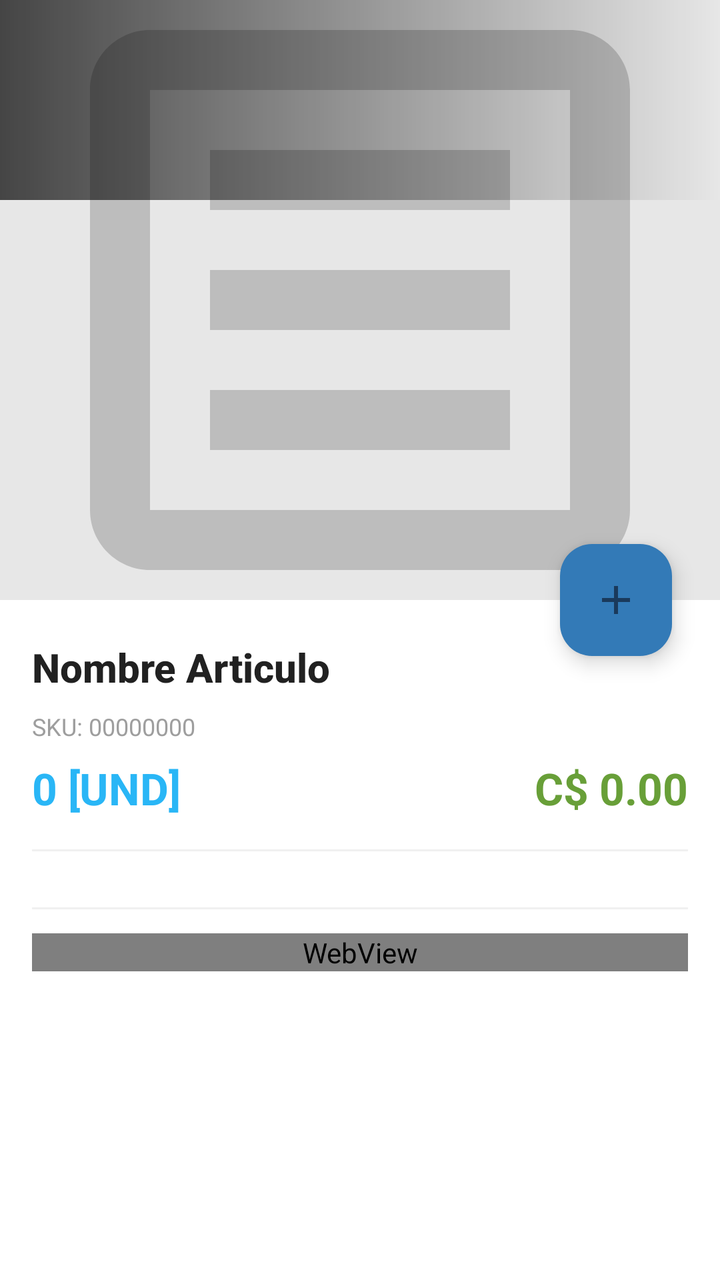
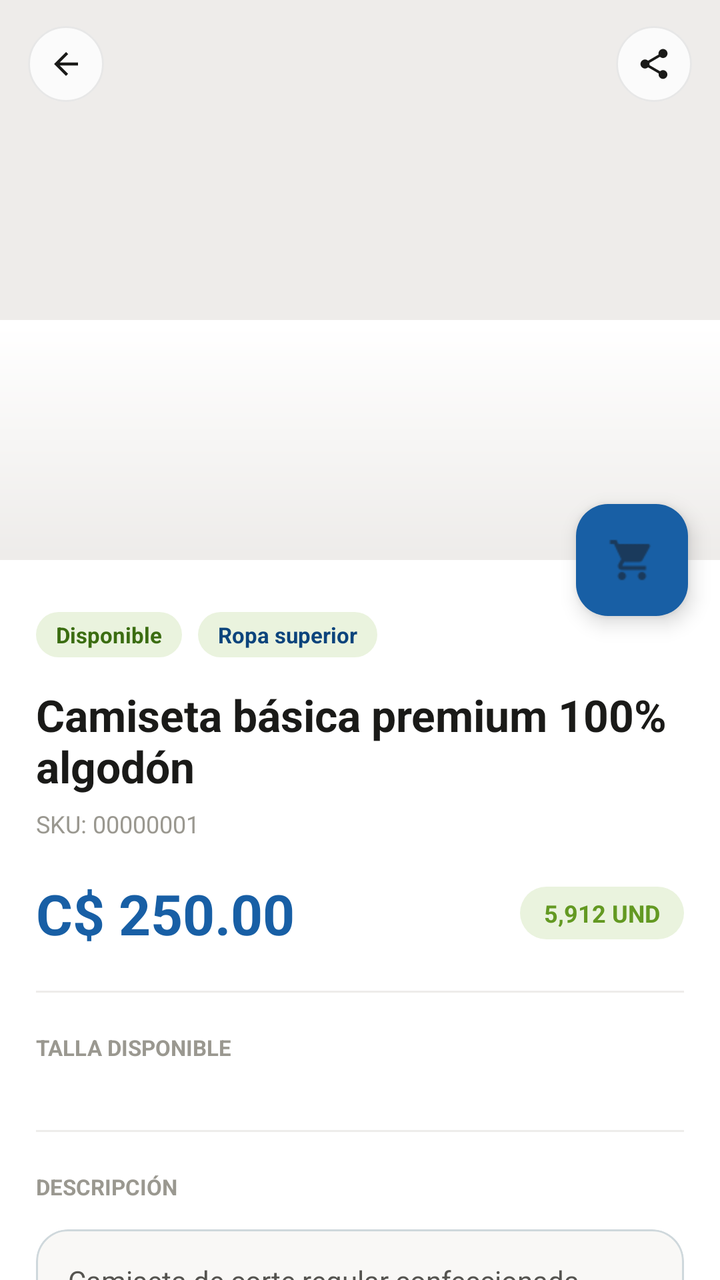

Screens rendered from an Android XML layout before and after an edit, with the pre-edit source and the edit as a unified diff.
<!-- AndroidManifest.xml: application theme Theme.GMV -->
<!-- res/layout/activity_product_detail.xml -->
<?xml version="1.0" encoding="utf-8"?>
<androidx.coordinatorlayout.widget.CoordinatorLayout xmlns:android="http://schemas.android.com/apk/res/android"
    xmlns:app="http://schemas.android.com/apk/res-auto"
    android:id="@+id/main"
    android:layout_width="match_parent"
    android:layout_height="match_parent"
    android:fitsSystemWindows="true">

    <com.google.android.material.appbar.AppBarLayout
        android:id="@+id/app_bar_layout"
        android:layout_width="match_parent"
        android:layout_height="300dp"
        android:fitsSystemWindows="true"
        android:theme="@style/ThemeOverlay.AppCompat.Dark.ActionBar">

        <com.google.android.material.appbar.CollapsingToolbarLayout
            android:id="@+id/collapsing_toolbar"
            android:layout_width="match_parent"
            android:layout_height="match_parent"
            android:fitsSystemWindows="true"
            app:contentScrim="@android:color/white"
            app:expandedTitleTextAppearance="@style/TextAppearance.AppCompat.Title"
            app:layout_scrollFlags="scroll|enterAlwaysCollapsed"
            app:statusBarScrim="@android:color/white"
            app:titleEnabled="false">

            <ImageView
                android:id="@+id/product_image"
                android:layout_width="match_parent"
                android:layout_height="match_parent"
                android:fitsSystemWindows="true"
                android:scaleType="centerCrop"
                android:src="@drawable/img_empty_history"
                app:layout_collapseMode="parallax" />

            <View
                android:layout_width="match_parent"
                android:layout_height="100dp"
                android:background="@drawable/bg_gradient"
                android:fitsSystemWindows="true"
                android:rotation="180" />

            <FrameLayout
                android:layout_width="match_parent"
                android:layout_height="wrap_content">

                <androidx.appcompat.widget.Toolbar
                    android:id="@+id/toolbar"
                    android:layout_width="match_parent"
                    android:layout_height="?attr/actionBarSize"
                    app:contentInsetStartWithNavigation="0dp"
                    app:popupTheme="@style/ThemeOverlay.AppCompat.Light" />

            </FrameLayout>

        </com.google.android.material.appbar.CollapsingToolbarLayout>

    </com.google.android.material.appbar.AppBarLayout>

    <androidx.core.widget.NestedScrollView
        android:layout_width="match_parent"
        android:layout_height="match_parent"
        android:background="@android:color/white"
        android:clipToPadding="false"
        android:scrollbars="none"
        android:scrollingCache="true"
        app:layout_behavior="@string/appbar_scrolling_view_behavior">

        <LinearLayout
            android:layout_width="match_parent"
            android:layout_height="wrap_content"
            android:orientation="vertical"
            android:padding="@dimen/spacing_large">

            <TextView
                android:id="@+id/product_name"
                android:layout_width="match_parent"
                android:layout_height="wrap_content"
                android:layout_marginTop="@dimen/spacing_small"
                android:fontFamily="sans-serif-medium"
                android:text="Nombre Articulo"
                android:textColor="@color/grey_90"
                android:textSize="20sp"
                android:textStyle="bold" />

            <TextView
                android:id="@+id/id_sku_product"
                android:layout_width="wrap_content"
                android:layout_height="wrap_content"
                android:layout_marginTop="@dimen/spacing_medium"
                android:text="SKU: 00000000"
                android:textAppearance="@style/TextAppearance.AppCompat.Caption"
                android:textColor="@color/grey_40" />

            <LinearLayout
                android:layout_width="match_parent"
                android:layout_height="wrap_content"
                android:gravity="center_vertical"
                android:orientation="horizontal"
                android:layout_marginTop="@dimen/spacing_medium">

                <TextView
                    android:id="@+id/product_quantity"
                    android:layout_width="wrap_content"
                    android:layout_height="wrap_content"
                    android:text="0 [UND]"
                    android:textAppearance="@style/TextAppearance.AppCompat.Large"
                    android:textColor="@color/light_blue_400"
                    android:textStyle="bold" />

                <View
                    android:layout_width="0dp"
                    android:layout_height="0dp"
                    android:layout_weight="1" />

                <TextView
                    android:id="@+id/product_price"
                    android:layout_width="wrap_content"
                    android:layout_height="wrap_content"
                    android:text="C$ 0.00"
                    android:textAppearance="@style/TextAppearance.AppCompat.Large"
                    android:textColor="@color/light_green_700"
                    android:textStyle="bold" />

            </LinearLayout>

            <View
                android:layout_width="match_parent"
                android:layout_height="1dp"
                android:layout_marginVertical="@dimen/spacing_large"
                android:background="@color/grey_10" />

            
            <LinearLayout
                android:layout_width="match_parent"
                android:layout_height="wrap_content"
                android:orientation="horizontal">

                <androidx.recyclerview.widget.RecyclerView
                    android:id="@+id/recycler_bonificado"
                    android:layout_width="match_parent"
                    android:layout_height="wrap_content"
                    android:scrollbars="horizontal"
                    android:scrollingCache="true" />

            </LinearLayout>

            <View
                android:layout_width="match_parent"
                android:layout_height="1dp"
                android:layout_marginVertical="@dimen/spacing_middle"
                android:background="@color/grey_10" />

            
            <LinearLayout
                android:layout_width="match_parent"
                android:layout_height="wrap_content"
                android:orientation="vertical">

                <WebView
                    android:id="@+id/product_description"
                    android:layout_width="match_parent"
                    android:layout_height="wrap_content"
                    android:scrollbars="none" />

            </LinearLayout>

            <View
                android:layout_width="0dp"
                android:layout_height="@dimen/spacing_middle" />

        </LinearLayout>

    </androidx.core.widget.NestedScrollView>

    <com.google.android.material.floatingactionbutton.FloatingActionButton
        android:id="@+id/btn_cart"
        android:layout_width="wrap_content"
        android:layout_height="wrap_content"
        android:layout_margin="@dimen/spacing_mlarge"
        android:clickable="true"
        android:tint="@android:color/white"
        app:backgroundTint="@color/colorAccent"
        app:fabSize="normal"
        app:layout_anchor="@id/app_bar_layout"
        app:layout_anchorGravity="bottom|right|end"
        app:srcCompat="@drawable/ic_add" />

</androidx.coordinatorlayout.widget.CoordinatorLayout>
<!-- resources referenced by this layout -->
<resources>
  <color name="colorAccent">@color/primary</color>
  <color name="grey_10">#F0F0F0</color>
  <color name="grey_40">#9E9E9E</color>
  <color name="grey_90">#212121</color>
  <color name="light_blue_400">#29B6F6</color>
  <color name="light_green_700">#689F38</color>
  <dimen name="spacing_large">16dp</dimen>
  <dimen name="spacing_medium">8dp</dimen>
  <dimen name="spacing_middle">12dp</dimen>
  <dimen name="spacing_mlarge">24dp</dimen>
  <dimen name="spacing_small">4dp</dimen>
  <!-- drawable bg_gradient (drawable) -->
  <?xml version="1.0" encoding="utf-8"?>
  <shape xmlns:android="http://schemas.android.com/apk/res/android"
      android:shape="rectangle">
      <gradient
          android:angle="180"
          android:endColor="#00FFFFFF"
          android:startColor="#B3000000" />
  </shape>
  <!-- drawable ic_add (drawable) -->
  <?xml version="1.0" encoding="utf-8"?>
  <vector xmlns:android="http://schemas.android.com/apk/res/android"
      android:width="24dp"
      android:height="24dp"
      android:viewportWidth="24"
      android:viewportHeight="24">
      <path
          android:fillColor="@android:color/white"
          android:pathData="M19,13h-6v6h-2v-6H5v-2h6V5h2v6h6v2z" />
  </vector>
  <!-- drawable img_empty_history (drawable) -->
  <?xml version="1.0" encoding="utf-8"?>
  <vector xmlns:android="http://schemas.android.com/apk/res/android"
      android:width="120dp"
      android:height="120dp"
      android:viewportWidth="24"
      android:viewportHeight="24"
      android:tint="#BDBDBD">
      <path
          android:fillColor="@android:color/white"
          android:pathData="M19,3H5C3.9,3 3,3.9 3,5v14c0,1.1 0.9,2 2,2h14c1.1,0 2,-0.9 2,-2V5C21,3.9 20.1,3 19,3zM19,19H5V5h14V19zM17,17H7v-2h10V17zM17,13H7v-2h10V13zM17,9H7V7h10V9z" />
  </vector>
  <style name="Theme.GMV" parent="Base.Theme.GMV" />
  <color name="primary">#337AB7</color>
  <color name="on_primary">#FFFFFF</color>
  <color name="primary_container">#D6E4F0</color>
  <color name="on_primary_container">#1A3A5C</color>
  <color name="secondary">#3A539B</color>
  <color name="on_secondary">#FFFFFF</color>
  <color name="secondary_container">#D6DCE8</color>
  <color name="on_secondary_container">#1C2A5C</color>
  <color name="tertiary">#7E57C2</color>
  <color name="on_tertiary">#FFFFFF</color>
  <color name="tertiary_container">#EDE7F6</color>
  <color name="on_tertiary_container">#311B92</color>
  <color name="error">#EF5350</color>
  <color name="on_error">#FFFFFF</color>
  <color name="error_container">#FFEBEE</color>
  <color name="on_error_container">#B71C1C</color>
  <color name="background">#F2F2F2</color>
  <color name="on_background">#000000</color>
  <color name="surface">#E7E7E7</color>
  <color name="on_surface">#000000</color>
  <color name="surface_variant">#D4D4D4</color>
  <color name="on_surface_variant">#535353</color>
  <color name="outline">#B0BEC5</color>
  <color name="outline_variant">#CFD8DC</color>
  <style name="TextAppearance.M3.TitleLarge">
          <item name="android:textSize">22sp</item>
          <item name="android:letterSpacing">0</item>
          <item name="android:lineHeight">28sp</item>
          <item name="android:fontFamily">sans-serif</item>
      </style>
  <style name="TextAppearance.M3.BodySmall">
          <item name="android:textSize">12sp</item>
          <item name="android:letterSpacing">0.4</item>
          <item name="android:lineHeight">16sp</item>
          <item name="android:fontFamily">sans-serif</item>
      </style>
  <!-- unchanged entries left out for length: 14 -->
</resources>

<!-- the commit's change to res/layout/activity_product_detail.xml (unified diff, before → after) -->
@@ -1,57 +1,101 @@
 <?xml version="1.0" encoding="utf-8"?>
-<androidx.coordinatorlayout.widget.CoordinatorLayout xmlns:android="http://schemas.android.com/apk/res/android"
+<androidx.coordinatorlayout.widget.CoordinatorLayout
+    xmlns:android="http://schemas.android.com/apk/res/android"
     xmlns:app="http://schemas.android.com/apk/res-auto"
+    xmlns:tools="http://schemas.android.com/tools"
     android:id="@+id/main"
     android:layout_width="match_parent"
     android:layout_height="match_parent"
+    android:background="#F5F5F7"
     android:fitsSystemWindows="true">
 
     <com.google.android.material.appbar.AppBarLayout
         android:id="@+id/app_bar_layout"
         android:layout_width="match_parent"
-        android:layout_height="300dp"
+        android:layout_height="wrap_content"
         android:fitsSystemWindows="true"
         android:theme="@style/ThemeOverlay.AppCompat.Dark.ActionBar">
 
         <com.google.android.material.appbar.CollapsingToolbarLayout
-            android:id="@+id/collapsing_toolbar"
             android:layout_width="match_parent"
-            android:layout_height="match_parent"
+            android:layout_height="280dp"
             android:fitsSystemWindows="true"
             app:contentScrim="@android:color/white"
-            app:expandedTitleTextAppearance="@style/TextAppearance.AppCompat.Title"
-            app:layout_scrollFlags="scroll|enterAlwaysCollapsed"
+            app:layout_scrollFlags="scroll|exitUntilCollapsed"
             app:statusBarScrim="@android:color/white"
             app:titleEnabled="false">
 
             <ImageView
-                android:id="@+id/product_image"
+                android:id="@+id/imgProduct"
                 android:layout_width="match_parent"
                 android:layout_height="match_parent"
+                android:background="#EEECEA"
                 android:fitsSystemWindows="true"
                 android:scaleType="centerCrop"
-                android:src="@drawable/img_empty_history"
-                app:layout_collapseMode="parallax" />
-
+                android:src="@drawable/ic_placeholder_product"
+                app:layout_collapseMode="parallax"
+                tools:ignore="ContentDescription" />
+
+            
             <View
                 android:layout_width="match_parent"
-                android:layout_height="100dp"
-                android:background="@drawable/bg_gradient"
-                android:fitsSystemWindows="true"
-                android:rotation="180" />
-
-            <FrameLayout
-                android:layout_width="match_parent"
-                android:layout_height="wrap_content">
-
-                <androidx.appcompat.widget.Toolbar
-                    android:id="@+id/toolbar"
-                    android:layout_width="match_parent"
-                    android:layout_height="?attr/actionBarSize"
-                    app:contentInsetStartWithNavigation="0dp"
-                    app:popupTheme="@style/ThemeOverlay.AppCompat.Light" />
-
-            </FrameLayout>
+                android:layout_height="120dp"
+                android:layout_gravity="bottom"
+                android:background="@drawable/bg_gradient_bottom"
+                app:layout_collapseMode="pin" />
+
+            
+            <LinearLayout
+                android:layout_width="match_parent"
+                android:layout_height="?attr/actionBarSize"
+                android:layout_gravity="top"
+                android:gravity="center_vertical"
+                android:orientation="horizontal"
+                android:paddingHorizontal="14dp"
+                app:layout_collapseMode="pin">
+
+                <com.google.android.material.card.MaterialCardView
+                    android:id="@+id/btnBack"
+                    android:layout_width="38dp"
+                    android:layout_height="38dp"
+                    app:cardBackgroundColor="#CCFFFFFF"
+                    app:cardCornerRadius="19dp"
+                    app:cardElevation="0dp"
+                    app:strokeColor="#14000000"
+                    app:strokeWidth="1dp">
+
+                    <ImageView
+                        android:layout_width="18dp"
+                        android:layout_height="18dp"
+                        android:layout_gravity="center"
+                        android:src="@drawable/ic_arrow_back"
+                        app:tint="#1A1A18" />
+                </com.google.android.material.card.MaterialCardView>
+
+                <View
+                    android:layout_width="0dp"
+                    android:layout_height="1dp"
+                    android:layout_weight="1" />
+
+                <com.google.android.material.card.MaterialCardView
+                    android:id="@+id/btnShare"
+                    android:layout_width="38dp"
+                    android:layout_height="38dp"
+                    app:cardBackgroundColor="#CCFFFFFF"
+                    app:cardCornerRadius="19dp"
+                    app:cardElevation="0dp"
+                    app:strokeColor="#14000000"
+                    app:strokeWidth="1dp">
+
+                    <ImageView
+                        android:layout_width="18dp"
+                        android:layout_height="18dp"
+                        android:layout_gravity="center"
+                        android:src="@drawable/ic_share"
+                        app:tint="#1A1A18" />
+                </com.google.android.material.card.MaterialCardView>
+
+            </LinearLayout>
 
         </com.google.android.material.appbar.CollapsingToolbarLayout>
 
@@ -63,127 +107,208 @@
         android:background="@android:color/white"
         android:clipToPadding="false"
         android:scrollbars="none"
-        android:scrollingCache="true"
         app:layout_behavior="@string/appbar_scrolling_view_behavior">
 
         <LinearLayout
             android:layout_width="match_parent"
             android:layout_height="wrap_content"
             android:orientation="vertical"
-            android:padding="@dimen/spacing_large">
-
-            <TextView
-                android:id="@+id/product_name"
-                android:layout_width="match_parent"
-                android:layout_height="wrap_content"
-                android:layout_marginTop="@dimen/spacing_small"
-                android:fontFamily="sans-serif-medium"
-                android:text="Nombre Articulo"
-                android:textColor="@color/grey_90"
-                android:textSize="20sp"
+            android:paddingHorizontal="18dp"
+            android:paddingTop="26dp"
+            android:paddingBottom="24dp">
+
+            
+            <LinearLayout
+                android:layout_width="wrap_content"
+                android:layout_height="wrap_content"
+                android:orientation="horizontal">
+
+                <TextView
+                    android:layout_width="wrap_content"
+                    android:layout_height="wrap_content"
+                    android:background="@drawable/bg_badge_green"
+                    android:paddingHorizontal="10dp"
+                    android:paddingVertical="4dp"
+                    android:text="Disponible"
+                    android:textColor="#3B6D11"
+                    android:textSize="11sp"
+                    android:textStyle="bold" />
+
+                <TextView
+                    android:layout_width="wrap_content"
+                    android:layout_height="wrap_content"
+                    android:layout_marginStart="8dp"
+                    android:background="@drawable/bg_badge_blue"
+                    android:paddingHorizontal="10dp"
+                    android:paddingVertical="4dp"
+                    android:text="Ropa superior"
+                    android:textColor="#0C447C"
+                    android:textSize="11sp"
+                    android:textStyle="bold" />
+            </LinearLayout>
+
+            
+            <TextView
+                android:id="@+id/productName"
+                android:layout_width="match_parent"
+                android:layout_height="wrap_content"
+                android:layout_marginTop="14dp"
+                android:text="Camiseta básica premium 100% algodón"
+                android:textColor="#1A1A18"
+                android:textSize="22sp"
                 android:textStyle="bold" />
 
-            <TextView
-                android:id="@+id/id_sku_product"
+            
+            <TextView
+                android:id="@+id/productSku"
                 android:layout_width="wrap_content"
                 android:layout_height="wrap_content"
-                android:layout_marginTop="@dimen/spacing_medium"
-                android:text="SKU: 00000000"
-                android:textAppearance="@style/TextAppearance.AppCompat.Caption"
-                android:textColor="@color/grey_40" />
-
+                android:layout_marginTop="6dp"
+                android:text="SKU: 00000001"
+                android:textColor="#9A9890"
+                android:textSize="12sp" />
+
+            
             <LinearLayout
                 android:layout_width="match_parent"
                 android:layout_height="wrap_content"
+                android:layout_marginTop="18dp"
                 android:gravity="center_vertical"
-                android:orientation="horizontal"
-                android:layout_marginTop="@dimen/spacing_medium">
-
-                <TextView
-                    android:id="@+id/product_quantity"
+                android:orientation="horizontal">
+
+                <TextView
+                    android:id="@+id/productPrice"
+                    android:layout_width="0dp"
+                    android:layout_height="wrap_content"
+                    android:layout_weight="1"
+                    android:text="C$ 250.00"
+                    android:textColor="#185FA5"
+                    android:textSize="28sp"
+                    android:textStyle="bold" />
+
+                <TextView
+                    android:id="@+id/productQuantity"
                     android:layout_width="wrap_content"
                     android:layout_height="wrap_content"
-                    android:text="0 [UND]"
-                    android:textAppearance="@style/TextAppearance.AppCompat.Large"
-                    android:textColor="@color/light_blue_400"
+                    android:background="@drawable/bg_stock"
+                    android:paddingHorizontal="12dp"
+                    android:paddingVertical="5dp"
+                    android:text="5,912 UND"
+                    android:textColor="#639922"
+                    android:textSize="12sp"
                     android:textStyle="bold" />
-
-                <View
-                    android:layout_width="0dp"
-                    android:layout_height="0dp"
-                    android:layout_weight="1" />
-
-                <TextView
-                    android:id="@+id/product_price"
+            </LinearLayout>
+
+            
+            <View
+                android:layout_width="match_parent"
+                android:layout_height="1dp"
+                android:layout_marginVertical="20dp"
+                android:background="#EEECEA" />
+
+            
+            <TextView
+                android:layout_width="wrap_content"
+                android:layout_height="wrap_content"
+                android:text="TALLA DISPONIBLE"
+                android:textAllCaps="true"
+                android:textColor="#9A9890"
+                android:textSize="11sp"
+                android:textStyle="bold" />
+
+            <HorizontalScrollView
+                android:layout_width="match_parent"
+                android:layout_height="wrap_content"
+                android:layout_marginTop="14dp"
+                android:scrollbars="none">
+
+                <LinearLayout
+                    android:id="@+id/bonusContainer"
                     android:layout_width="wrap_content"
                     android:layout_height="wrap_content"
-                    android:text="C$ 0.00"
-                    android:textAppearance="@style/TextAppearance.AppCompat.Large"
-                    android:textColor="@color/light_green_700"
-                    android:textStyle="bold" />
-
-            </LinearLayout>
-
+                    android:orientation="horizontal" />
+
+            </HorizontalScrollView>
+
+            
             <View
                 android:layout_width="match_parent"
                 android:layout_height="1dp"
-                android:layout_marginVertical="@dimen/spacing_large"
-                android:background="@color/grey_10" />
-
-            
-            <LinearLayout
-                android:layout_width="match_parent"
-                android:layout_height="wrap_content"
-                android:orientation="horizontal">
-
-                <androidx.recyclerview.widget.RecyclerView
-                    android:id="@+id/recycler_bonificado"
+                android:layout_marginVertical="20dp"
+                android:background="#EEECEA" />
+
+            
+            <TextView
+                android:layout_width="wrap_content"
+                android:layout_height="wrap_content"
+                android:text="DESCRIPCIÓN"
+                android:textAllCaps="true"
+                android:textColor="#9A9890"
+                android:textSize="11sp"
+                android:textStyle="bold" />
+
+            <com.google.android.material.card.MaterialCardView
+                android:layout_width="match_parent"
+                android:layout_height="wrap_content"
+                android:layout_marginTop="14dp"
+                app:cardBackgroundColor="#F9F8F6"
+                app:cardCornerRadius="16dp"
+                app:cardElevation="0dp">
+
+                <TextView
+                    android:id="@+id/productDescription"
                     android:layout_width="match_parent"
                     android:layout_height="wrap_content"
-                    android:scrollbars="horizontal"
-                    android:scrollingCache="true" />
-
-            </LinearLayout>
-
-            <View
-                android:layout_width="match_parent"
-                android:layout_height="1dp"
-                android:layout_marginVertical="@dimen/spacing_middle"
-                android:background="@color/grey_10" />
-
-            
-            <LinearLayout
-                android:layout_width="match_parent"
-                android:layout_height="wrap_content"
-                android:orientation="vertical">
-
-                <WebView
-                    android:id="@+id/product_description"
-                    android:layout_width="match_parent"
-                    android:layout_height="wrap_content"
-                    android:scrollbars="none" />
-
-            </LinearLayout>
-
-            <View
-                android:layout_width="0dp"
-                android:layout_height="@dimen/spacing_middle" />
+                    android:padding="16dp"
+                    android:lineSpacingExtra="4dp"
+                    android:text="Camiseta de corte regular confeccionada en algodón 100% peinado. Cuello redondo reforzado, costuras dobles en mangas y bajo."
+                    android:textColor="#555450"
+                    android:textSize="14sp" />
+            </com.google.android.material.card.MaterialCardView>
+
+            
+            <com.google.android.material.button.MaterialButton
+                android:id="@+id/btnAdd"
+                android:layout_width="match_parent"
+                android:layout_height="56dp"
+                android:layout_marginTop="24dp"
+                android:text="Agregar al pedido"
+                android:textAllCaps="false"
+                android:textColor="@android:color/white"
+                android:textSize="15sp"
+                android:textStyle="bold"
+                app:backgroundTint="#1A2B4A"
+                app:cornerRadius="16dp"
+                app:icon="@drawable/ic_cart"
+                app:iconGravity="textStart"
+                app:iconPadding="10dp" />
+
+            <TextView
+                android:id="@+id/hintText"
+                android:layout_width="match_parent"
+                android:layout_height="wrap_content"
+                android:layout_marginTop="12dp"
+                android:gravity="center"
+                android:text="Selecciona una talla para continuar"
+                android:textColor="#9A9890"
+                android:textSize="12sp" />
 
         </LinearLayout>
 
     </androidx.core.widget.NestedScrollView>
 
     <com.google.android.material.floatingactionbutton.FloatingActionButton
-        android:id="@+id/btn_cart"
+        android:id="@+id/fabCart"
         android:layout_width="wrap_content"
         android:layout_height="wrap_content"
-        android:layout_margin="@dimen/spacing_mlarge"
+        android:layout_margin="16dp"
         android:clickable="true"
+        android:focusable="true"
+        android:src="@drawable/ic_cart"
         android:tint="@android:color/white"
-        app:backgroundTint="@color/colorAccent"
+        app:backgroundTint="#185FA5"
         app:fabSize="normal"
         app:layout_anchor="@id/app_bar_layout"
-        app:layout_anchorGravity="bottom|right|end"
-        app:srcCompat="@drawable/ic_add" />
+        app:layout_anchorGravity="bottom|right|end" />
 
 </androidx.coordinatorlayout.widget.CoordinatorLayout>
<!-- resource entries referenced after the edit -->
@@ -1,26 +1,44 @@
 <!-- resources referenced by this layout -->
 <resources>
-  <color name="colorAccent">@color/primary</color>
-  <color name="grey_10">#F0F0F0</color>
-  <color name="grey_40">#9E9E9E</color>
-  <color name="grey_90">#212121</color>
-  <color name="light_blue_400">#29B6F6</color>
-  <color name="light_green_700">#689F38</color>
-  <dimen name="spacing_large">16dp</dimen>
-  <dimen name="spacing_medium">8dp</dimen>
-  <dimen name="spacing_middle">12dp</dimen>
-  <dimen name="spacing_mlarge">24dp</dimen>
-  <dimen name="spacing_small">4dp</dimen>
-  <!-- drawable bg_gradient (drawable) -->
+  <!-- drawable bg_badge_blue (drawable) -->
+  <shape xmlns:android="http://schemas.android.com/apk/res/android">
+      <solid android:color="#EAF3DE"/>
+      <corners android:radius="20dp"/>
+  </shape>
+  <!-- drawable bg_badge_green (drawable) -->
+  <shape xmlns:android="http://schemas.android.com/apk/res/android">
+      <solid android:color="#EAF3DE"/>
+      <corners android:radius="20dp"/>
+  </shape>
+  <!-- drawable bg_gradient_bottom (drawable) -->
+  <shape xmlns:android="http://schemas.android.com/apk/res/android">
+      <gradient
+          android:angle="270"
+          android:startColor="#FFFFFFFF"
+          android:endColor="#00FFFFFF"/>
+  </shape>
+  <!-- drawable bg_stock (drawable) -->
+  <shape xmlns:android="http://schemas.android.com/apk/res/android">
+      <solid android:color="#EAF3DE"/>
+      <corners android:radius="20dp"/>
+  </shape>
+  <!-- drawable ic_arrow_back (drawable) -->
+  <vector xmlns:android="http://schemas.android.com/apk/res/android"
+      android:width="24dp"
+      android:height="24dp"
+      android:viewportWidth="24.0"
+      android:viewportHeight="24.0">
+      <path
+          android:fillColor="#FFFFFFFF"
+          android:pathData="M20,11H7.83l5.59,-5.59L12,4l-8,8 8,8 1.41,-1.41L7.83,13H20v-2z"/>
+  </vector>
+  <!-- drawable ic_cart: png bitmap (drawable, 429 bytes) -->
+  <!-- drawable ic_placeholder_product (drawable) -->
   <?xml version="1.0" encoding="utf-8"?>
-  <shape xmlns:android="http://schemas.android.com/apk/res/android"
-      android:shape="rectangle">
-      <gradient
-          android:angle="180"
-          android:endColor="#00FFFFFF"
-          android:startColor="#B3000000" />
-  </shape>
-  <!-- drawable ic_add (drawable) -->
+  <selector xmlns:android="http://schemas.android.com/apk/res/android">
+  
+  </selector>
+  <!-- drawable ic_share (drawable) -->
   <?xml version="1.0" encoding="utf-8"?>
   <vector xmlns:android="http://schemas.android.com/apk/res/android"
       android:width="24dp"
@@ -28,20 +46,8 @@
       android:viewportWidth="24"
       android:viewportHeight="24">
       <path
-          android:fillColor="@android:color/white"
-          android:pathData="M19,13h-6v6h-2v-6H5v-2h6V5h2v6h6v2z" />
-  </vector>
-  <!-- drawable img_empty_history (drawable) -->
-  <?xml version="1.0" encoding="utf-8"?>
-  <vector xmlns:android="http://schemas.android.com/apk/res/android"
-      android:width="120dp"
-      android:height="120dp"
-      android:viewportWidth="24"
-      android:viewportHeight="24"
-      android:tint="#BDBDBD">
-      <path
-          android:fillColor="@android:color/white"
-          android:pathData="M19,3H5C3.9,3 3,3.9 3,5v14c0,1.1 0.9,2 2,2h14c1.1,0 2,-0.9 2,-2V5C21,3.9 20.1,3 19,3zM19,19H5V5h14V19zM17,17H7v-2h10V17zM17,13H7v-2h10V13zM17,9H7V7h10V9z" />
+          android:fillColor="#1A1A18"
+          android:pathData="M18,16.08c-0.76,0 -1.44,0.3 -1.96,0.77L8.91,12.7c0.05,-0.23 0.09,-0.46 0.09,-0.7s-0.04,-0.47 -0.09,-0.7l7.05,-4.11c0.54,0.5 1.25,0.81 2.04,0.81 1.66,0 3,-1.34 3,-3s-1.34,-3 -3,-3 -3,1.34 -3,3c0,0.24 0.04,0.47 0.09,0.7L8.04,9.81C7.5,9.31 6.79,9 6,9c-1.66,0 -3,1.34 -3,3s1.34,3 3,3c0.79,0 1.5,-0.31 2.04,-0.81l7.12,4.16c-0.05,0.21 -0.08,0.43 -0.08,0.65 0,1.61 1.31,2.92 2.92,2.92s2.92,-1.31 2.92,-2.92 -1.31,-2.92 -2.92,-2.92z" />
   </vector>
   <style name="Theme.GMV" parent="Base.Theme.GMV" />
   <color name="primary">#337AB7</color>
